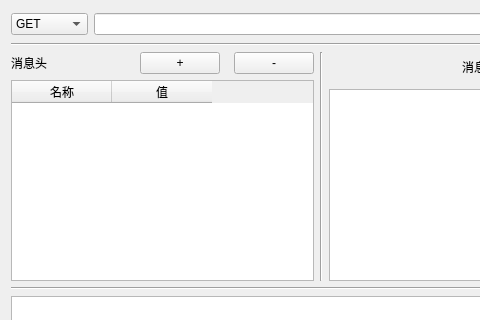
This is qt/functions/ui/httpclient.ui in liangfutang/py-modules as Qt 5 draws it before an edit; both pictures show x 0 to 480 and y 0 to 320 of the 643 by 547 pixel window. The edited form follows.
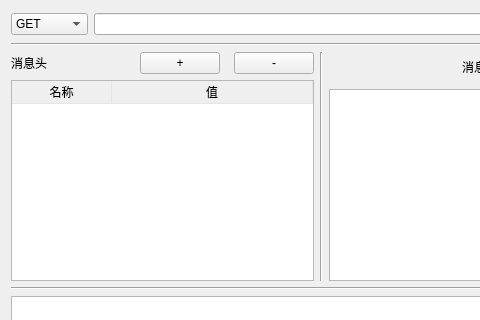
This is the edited form.

Commit message: 1. 按钮操作postman的header增减

```diff
--- a/qt/functions/ui/httpclient.ui
+++ b/qt/functions/ui/httpclient.ui
@@ -127,9 +127,23 @@
        </item>
        <item>
         <widget class="QTableWidget" name="headTable">
+         <property name="styleSheet">
+          <string notr="true">QHeaderView::section {
+	border-top:0px solid #E5E5E5;
+	border-left:0px solid #E5E5E5;
+	border-right:0.5px solid #E5E5E5;
+	border-bottom: 0.5px solid #E5E5E5;
+}</string>
+         </property>
          <property name="columnCount">
           <number>2</number>
          </property>
+         <attribute name="horizontalHeaderStretchLastSection">
+          <bool>true</bool>
+         </attribute>
+         <attribute name="verticalHeaderStretchLastSection">
+          <bool>false</bool>
+         </attribute>
          <column>
           <property name="text">
            <string>名称</string>
```
Left out of the diff: 11 changed lines with no effect on the pictures. The commit also changes 1 other file.
